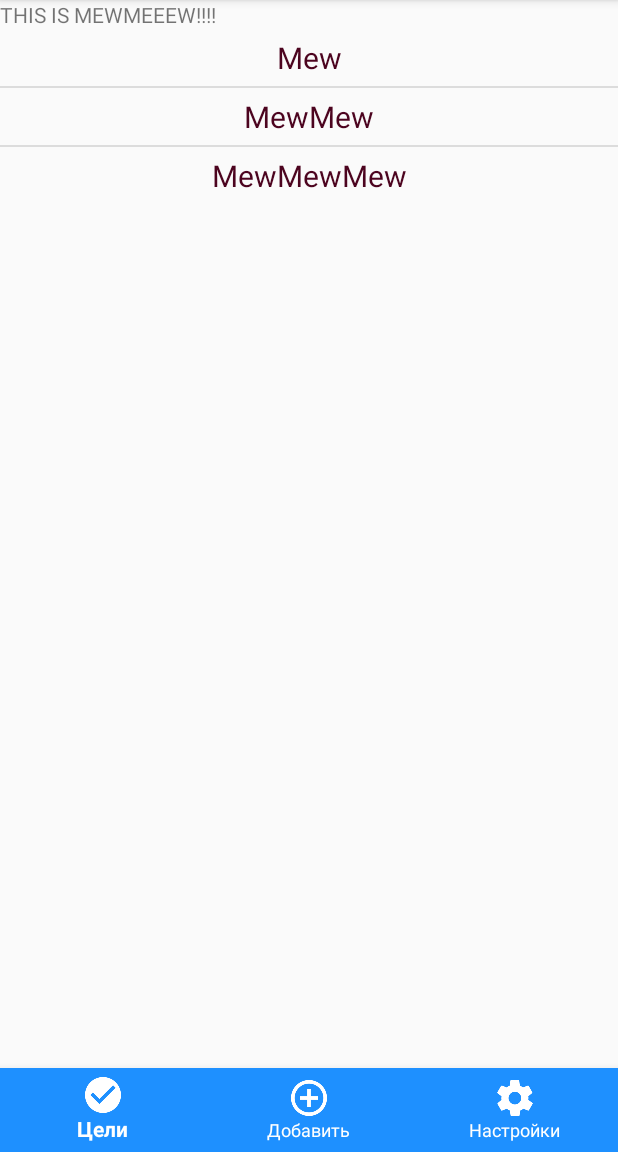
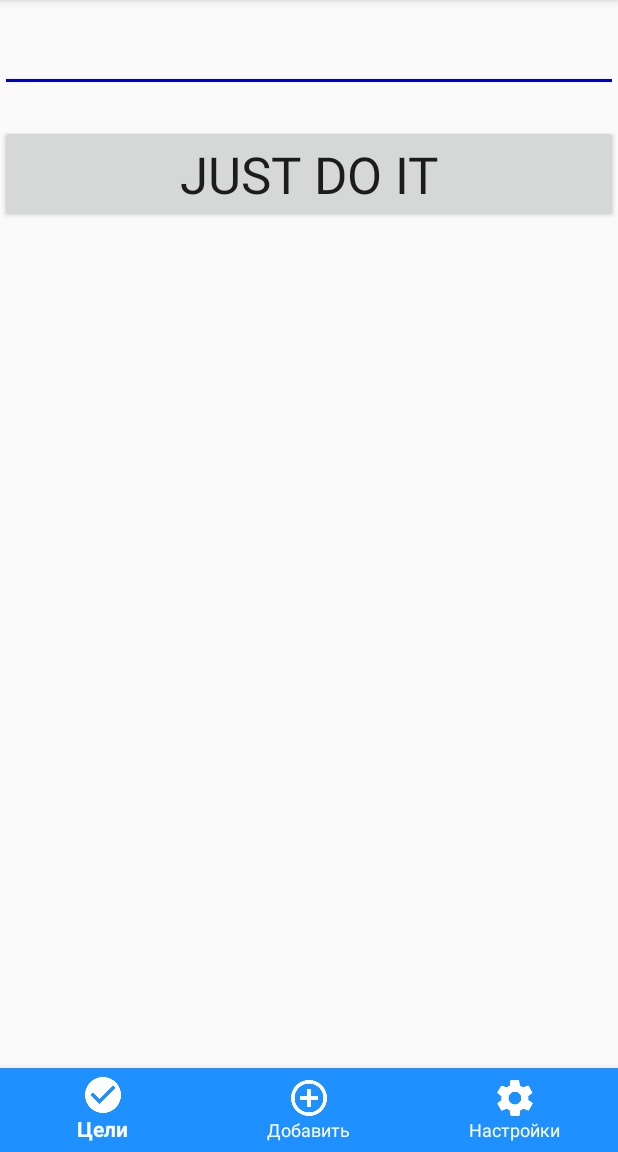
Before and after one commit to Airono/Goals, an Android app: the screen it shows after launch (MainActivity), on a phone screen of 412 x 824 dp, the part 84-1236 px from its top. Run offline under Robolectric (Android 15) with nearby library versions, the phone set to English and light mode, and no system bars.

Commit message:
Add ArrayList

```diff
--- a/app/src/main/java/com/sanyusha/goals/MainActivity.java
+++ b/app/src/main/java/com/sanyusha/goals/MainActivity.java
@@ -6,21 +6,22 @@ import android.os.Bundle;
 import android.support.annotation.NonNull;
 import android.support.design.widget.BottomNavigationView;
 import android.support.v7.app.AppCompatActivity;
+import android.view.KeyEvent;
 import android.view.MenuItem;
 import android.widget.ArrayAdapter;
 import android.widget.Button;
 import android.view.View;
+import android.widget.EditText;
 import android.widget.ListView;
 import android.widget.TextView;
 import android.widget.Toast;
 
+import java.util.ArrayList;
 import java.util.List;
 
 public class MainActivity extends AppCompatActivity  {
 
     private TextView mTextMessage;
-
-    String[] mews = { "Mew", "MewMew", "MewMewMew"};
 
     private BottomNavigationView.OnNavigationItemSelectedListener mOnNavigationItemSelectedListener
             = new BottomNavigationView.OnNavigationItemSelectedListener() {
@@ -53,9 +54,24 @@ public class MainActivity extends AppCompatActivity  {
         super.onCreate(savedInstanceState);
         setContentView(R.layout.activity_main);
 
-        ListView MewMain = (ListView) findViewById(R.id.MewMain);
-        ArrayAdapter<String> adapter = new ArrayAdapter<String>(this, R.layout.my_list_item, mews);
-        MewMain.setAdapter(adapter);
+        ListView listView = (ListView) findViewById(R.id.listView);
+        final EditText editText = (EditText) findViewById(R.id.editText);
+
+        final ArrayList<String> goals= new ArrayList<>();
+
+        final ArrayAdapter<String> adapter = new ArrayAdapter<String>(this, R.layout.my_list_item, goals);
+        listView.setAdapter(adapter);
+
+        Button button = (Button) findViewById(R.id.button);
+
+        button.setOnClickListener(new View.OnClickListener() {
+            @Override
+            public void onClick(View v) {
+                goals.add(0, editText.getText().toString());
+                adapter.notifyDataSetChanged();
+                editText.setText("");
+            }
+        });
 
         mTextMessage = (TextView) findViewById(R.id.message);
         BottomNavigationView navigation = (BottomNavigationView) findViewById(R.id.navigation);
--- a/app/src/main/java/com/sanyusha/goals/Mew.java
+++ b/app/src/main/java/com/sanyusha/goals/Mew.java
@@ -61,6 +61,7 @@ public class Mew extends AppCompatActivity implements View.OnClickListener{
 
         loadButton = (Button) findViewById(R.id.load_button);
         loadButton.setOnClickListener(this);
+
     }
 
     @Override
--- a/app/src/main/res/layout/activity_main.xml
+++ b/app/src/main/res/layout/activity_main.xml
@@ -8,26 +8,33 @@
     android:layout_height="match_parent"
     tools:context="com.sanyusha.goals.MainActivity">
 
-    <LinearLayout
-        android:id="@+id/linear_layout"
+    <RelativeLayout
+        android:id="@+id/relative_layout"
         android:orientation="vertical"
         android:layout_width="match_parent"
         android:layout_height="match_parent"
-        android:layout_above="@+id/navigation"
-        android:animateLayoutChanges="true">
-
-        <TextView
-            android:id="@+id/message"
-            android:layout_width="175dp"
-            android:layout_height="wrap_content"
-            android:text="THIS IS MEWMEEEW!!!!" />
+        android:animateLayoutChanges="true"
+        android:layout_alignParentTop="true"
+        android:layout_alignParentStart="true">
 
         <ListView
-            android:id="@+id/MewMain"
+            android:id="@+id/listView"
+            android:layout_width="wrap_content"
+            android:layout_height="wrap_content"
+            android:layout_below="@+id/editText"
+            android:layout_alignParentStart="true"
+            android:layout_marginTop="106dp"></ListView>
+
+        <EditText
+            android:id="@+id/editText"
             android:layout_width="match_parent"
-            android:layout_height="wrap_content">
-        </ListView>
-    </LinearLayout>
+            android:layout_height="wrap_content"
+            android:ems="10"
+            android:inputType="textMultiLine"
+            android:layout_alignParentTop="true"
+            android:layout_alignParentStart="true"
+            android:layout_marginTop="16dp" />
+    </RelativeLayout>
 
     <android.support.design.widget.BottomNavigationView
         android:id="@+id/navigation"
@@ -38,4 +45,14 @@
         app:itemIconTint="@color/nav_item_state_list"
         app:itemTextColor="@color/nav_item_state_list"
         app:menu="@menu/bottom_navigation_items"/>
+
+    <Button
+        android:id="@+id/button"
+        android:layout_width="match_parent"
+        android:layout_height="wrap_content"
+        android:layout_marginTop="83dp"
+        android:text="JUST DO IT"
+        android:textAppearance="@style/TextAppearance.Design.CollapsingToolbar.Expanded"
+        android:layout_alignParentTop="true"
+        android:layout_alignParentStart="true" />
 </RelativeLayout>
--- a/app/src/main/res/layout/activity_mew.xml
+++ b/app/src/main/res/layout/activity_mew.xml
@@ -9,7 +9,7 @@
     tools:context="com.sanyusha.goals.MainActivity">
 
     <RelativeLayout
-        android:id="@+id/linear_layout"
+        android:id="@+id/relative_layout"
         android:orientation="vertical"
         android:layout_width="match_parent"
         android:layout_height="match_parent"
@@ -39,10 +39,10 @@
             android:id="@+id/load_button"
             android:layout_width="wrap_content"
             android:layout_height="wrap_content"
-            android:text="Load"
             android:layout_alignBaseline="@+id/save_button"
             android:layout_alignBottom="@+id/save_button"
-            android:layout_toEndOf="@+id/message" />
+            android:layout_toEndOf="@+id/message"
+            android:text="Load" />
 
     </RelativeLayout>
 
```
